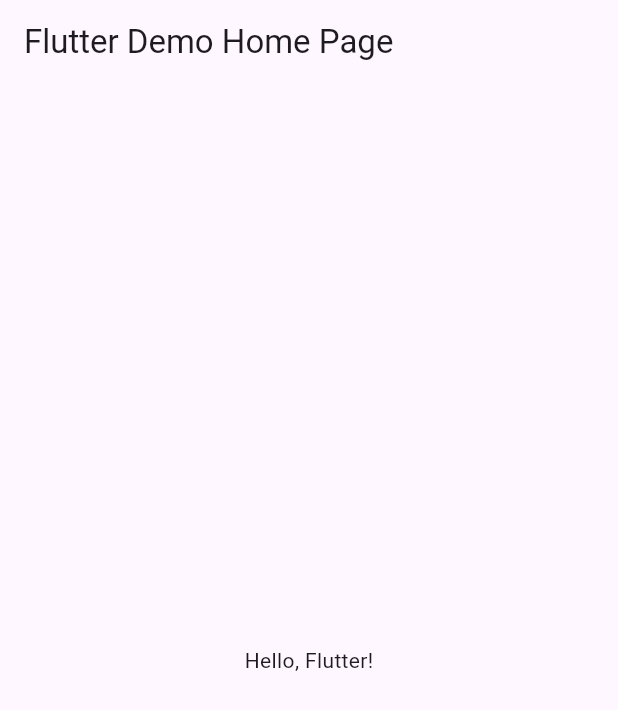
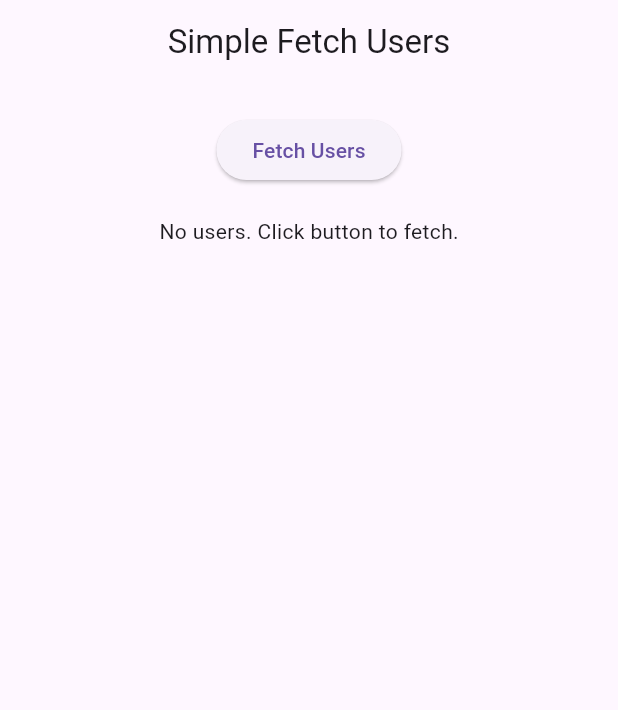
Before and after one commit to ShubhamBayas-Josh/Flutter-Assignments, a Flutter app: the screen it shows after launch, on a phone screen of 412 x 824 dp. Shown: the top 710 px of the screen. Run offline on Flutter 3.47's test engine with Material 3 defaults, Android fonts, the phone set to English and light mode, and no system bars.

Commit message:
Added Assignment 5

```diff
--- /dev/null
+++ b/lib/Assignment5/fetch_users.dart
@@ -0,0 +1,98 @@
+import 'package:flutter/material.dart';
+import 'package:http/http.dart' as http;
+import 'dart:convert';
+
+class FetchUsersPage extends StatefulWidget {
+  const FetchUsersPage({super.key});
+
+  @override
+  State<FetchUsersPage> createState() => _FetchUsersPageState();
+}
+
+class _FetchUsersPageState extends State<FetchUsersPage> {
+  List users = [];
+  bool isLoading = false;
+  String errorMessage = '';
+
+  Future<void> fetchUsers() async {
+    setState(() {
+      isLoading = true;
+      errorMessage = '';
+    });
+
+    final url = Uri.parse('https://jsonplaceholder.typicode.com/users');
+
+    try {
+      final response = await http.get(
+        url,
+        headers: {
+          'Accept': 'application/json',
+          'User-Agent': 'FlutterApp', // This prevents 403 error
+        },
+      );
+
+      if (response.statusCode == 200) {
+        setState(() {
+          users = json.decode(response.body);
+          isLoading = false;
+        });
+      } else {
+        setState(() {
+          errorMessage = 'Error: ${response.statusCode}';
+          isLoading = false;
+        });
+      }
+    } catch (e) {
+      setState(() {
+        errorMessage = 'Failed to fetch data: $e';
+        isLoading = false;
+      });
+    }
+  }
+
+  @override
+  Widget build(BuildContext context) {
+    return Scaffold(
+      appBar: AppBar(title: const Text('Simple Fetch Users'),
+        centerTitle: true,
+      ),
+      body: Column(
+        children: [
+          const SizedBox(height: 20),
+          Center(
+            child: ElevatedButton(
+              onPressed: fetchUsers,
+              child: const Text('Fetch Users'),
+            ),
+          ),
+          const SizedBox(height: 20),
+          if (isLoading)
+            const CircularProgressIndicator()
+          else if (errorMessage.isNotEmpty)
+            Text(
+              errorMessage,
+              style: const TextStyle(color: Colors.red),
+            )
+          else if (users.isEmpty)
+              const Text('No users. Click button to fetch.')
+            else
+              Expanded(
+                child: ListView.builder(
+                  itemCount: users.length,
+                  itemBuilder: (context, index) {
+                    final user = users[index];
+                    return ListTile(
+                      leading: CircleAvatar(
+                        child: Text(user['name'][0]),
+                      ),
+                      title: Text(user['name']),
+                      subtitle: Text(user['email']),
+                    );
+                  },
+                ),
+              ),
+        ],
+      ),
+    );
+  }
+}
--- a/lib/main.dart
+++ b/lib/main.dart
@@ -1,4 +1,5 @@
 import 'package:flutter/material.dart';
+import 'Assignment5/fetch_users.dart';
 
 void main() {
   runApp(const MyApp());
@@ -10,27 +11,8 @@
   @override
   Widget build(BuildContext context) {
     return MaterialApp(
-      title: 'Flutter Demo',
-      theme: ThemeData(
-        colorScheme: ColorScheme.fromSeed(seedColor: Colors.deepPurple),
-      ),
-      home: const HomePage(),
+      title: 'Simple Fetch App',
+      home: const FetchUsersPage(),
     );
   }
 }
-
-class HomePage extends StatelessWidget {
-  const HomePage({super.key});
-
-  @override
-  Widget build(BuildContext context) {
-    return Scaffold(
-      appBar: AppBar(
-        title: const Text('Flutter Demo Home Page'),
-      ),
-      body: const Center(
-        child: Text('Hello, Flutter!'),
-      ),
-    );
-  }
-}
--- a/pubspec.yaml
+++ b/pubspec.yaml
@@ -30,6 +30,8 @@
 dependencies:
   flutter:
     sdk: flutter
+  http: ^1.2.1
+
 
   # The following adds the Cupertino Icons font to your application.
   # Use with the CupertinoIcons class for iOS style icons.
```
Also changed, not shown: pubspec.lock, 1 other file.
